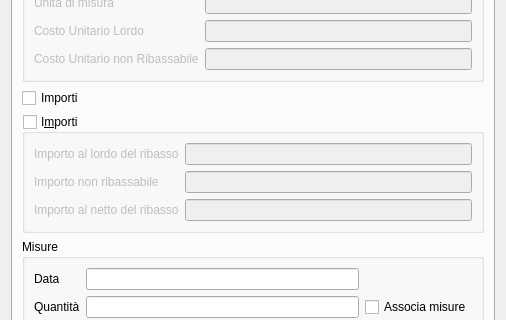
Above: qcostgui/accountingitemppugui.ui from mickele77/qcost before the change; both pictures show x 0 to 506 and y 165 to 485 of the 506 by 793 pixel window. Below: the same form after it.
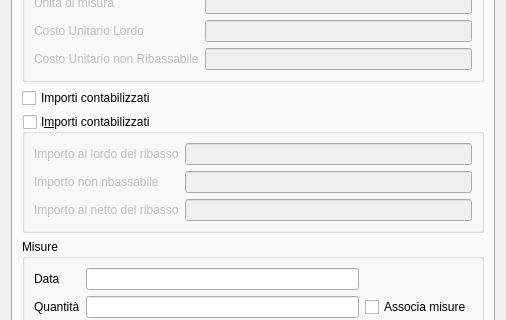
That is the form after the change.

```diff
--- a/qcostgui/accountingitemppugui.ui
+++ b/qcostgui/accountingitemppugui.ui
@@ -211,7 +211,7 @@
        <item row="3" column="0">
         <widget class="QGroupBox" name="amountsGroupBox">
          <property name="title">
-          <string>I&amp;mporti</string>
+          <string>I&amp;mporti contabilizzati</string>
          </property>
          <property name="checkable">
           <bool>true</bool>
@@ -277,7 +277,7 @@
        <item row="2" column="0">
         <widget class="QCheckBox" name="amountsGBCheckBox">
          <property name="text">
-          <string>Importi</string>
+          <string>Importi contabilizzati</string>
          </property>
         </widget>
        </item>
```
Left out of the diff: 20 changed lines with no effect on the pictures.
